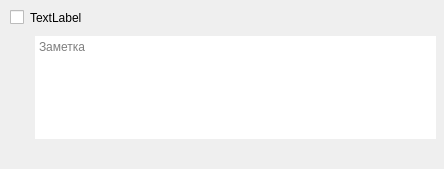
The window that part.ui (NAD777/yandex-toDo) describes before a commit, drawn with Qt 5.
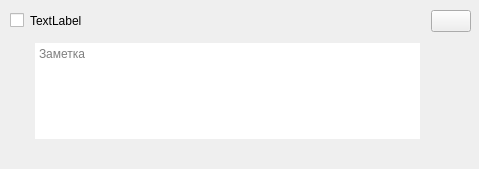
The same window after the commit. Icons and pictures are not drawn.

Patch:
```diff
--- a/part.ui
+++ b/part.ui
@@ -6,7 +6,7 @@
    <rect>
     <x>0</x>
     <y>0</y>
-    <width>444</width>
+    <width>479</width>
     <height>169</height>
    </rect>
   </property>
@@ -18,7 +18,7 @@
     <rect>
      <x>10</x>
      <y>10</y>
-     <width>431</width>
+     <width>461</width>
      <height>134</height>
     </rect>
    </property>
@@ -55,6 +55,17 @@
       </property>
      </widget>
     </item>
+    <item row="0" column="2">
+     <widget class="QPushButton" name="delete_btn">
+      <property name="text">
+       <string/>
+      </property>
+      <property name="icon">
+       <iconset>
+        <normaloff>icons/delete.png</normaloff>icons/delete.png</iconset>
+      </property>
+     </widget>
+    </item>
    </layout>
   </widget>
  </widget>
```
